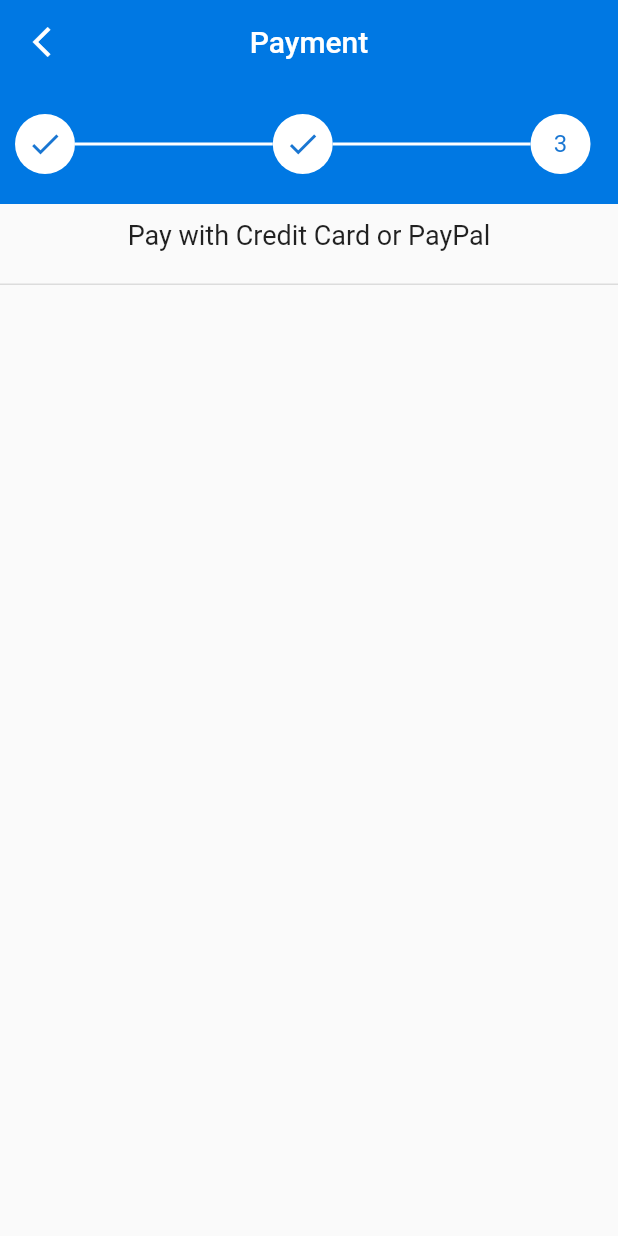
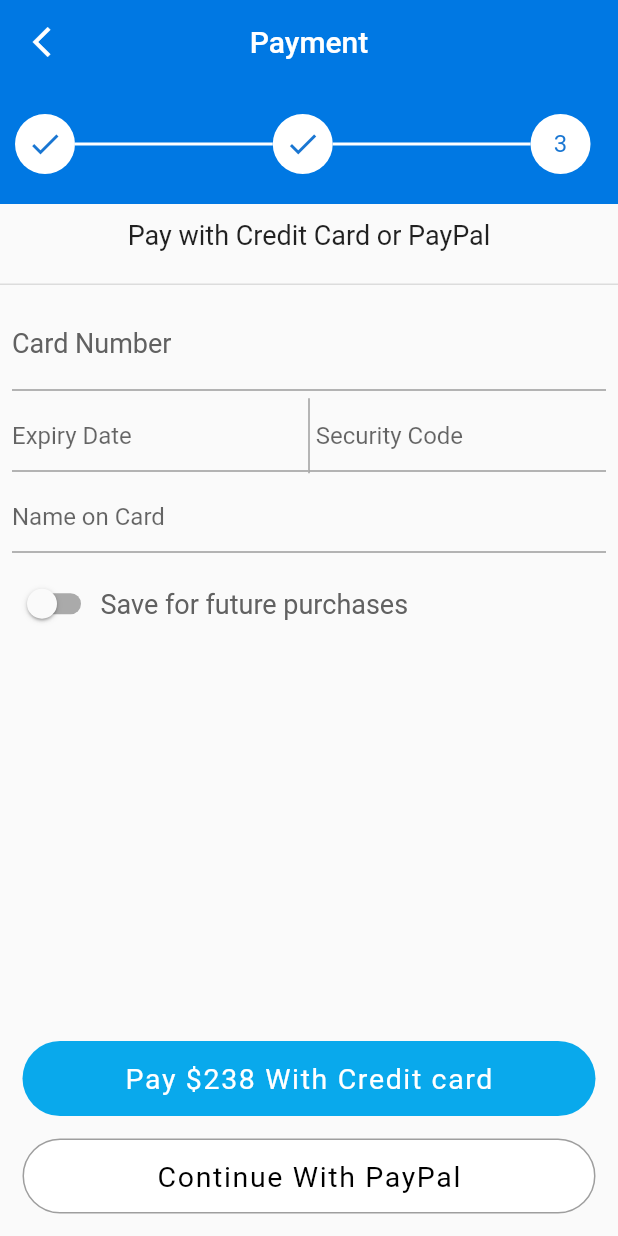
Before and after one commit to Mo0Khaled/Ui-Challenge-Flutter, a Flutter app: the screen it shows after launch, on a phone screen of 412 x 824 dp. Run offline on Flutter 3.47's test engine with Material 2 defaults, Android fonts, the phone set to English and light mode, and no system bars.

Commit message:
payment screen 1 done

```diff
--- a/lib/payment/payment1/payment1.dart
+++ b/lib/payment/payment1/payment1.dart
@@ -1,7 +1,15 @@
 import 'package:flutter/material.dart';
 
-class Payment1 extends StatelessWidget {
+class Payment1 extends StatefulWidget {
   static const routeId = '/payment1';
+
+  @override
+  _Payment1State createState() => _Payment1State();
+}
+
+class _Payment1State extends State<Payment1> {
+  bool isActive = false;
+
   @override
   Widget build(BuildContext context) {
     return Scaffold(
@@ -10,7 +18,8 @@ class Payment1 extends StatelessWidget {
         backgroundColor: Color(0xFF0078e3),
         title: Text("Payment"),
         centerTitle: true,
-        leading: IconButton(icon: Icon(Icons.arrow_back_ios_outlined), onPressed: (){}),
+        leading: IconButton(
+            icon: Icon(Icons.arrow_back_ios_outlined), onPressed: () {}),
       ),
       body: Column(
         children: [
@@ -22,27 +31,151 @@ class Payment1 extends StatelessWidget {
               padding: const EdgeInsets.all(10.0),
               child: Row(
                 children: [
-                  CircleAvatar(child: Icon(Icons.check),backgroundColor: Colors.white,),
+                  CircleAvatar(
+                    child: Icon(Icons.check),
+                    backgroundColor: Colors.white,
+                  ),
                   Container(
                     height: 2,
                     width: MediaQuery.of(context).size.width * 0.32,
                     color: Colors.white,
                   ),
-                  CircleAvatar(child: Icon(Icons.check),backgroundColor: Colors.white,),
+                  CircleAvatar(
+                    child: Icon(Icons.check),
+                    backgroundColor: Colors.white,
+                  ),
                   Container(
                     height: 2,
                     width: MediaQuery.of(context).size.width * 0.32,
                     color: Colors.white,
                   ),
-                  CircleAvatar(child: Text('3'),backgroundColor: Colors.white,),
+                  CircleAvatar(
+                    child: Text('3'),
+                    backgroundColor: Colors.white,
+                  ),
                 ],
               ),
             ),
           ),
-          SizedBox(height: 10,),
-          Text("Pay with Credit Card or PayPal",style: TextStyle(fontSize: 18),),
-          SizedBox(height: 20,),
-          Divider(height: 5,thickness: 1,),
+          SizedBox(
+            height: 10,
+          ),
+          Text(
+            "Pay with Credit Card or PayPal",
+            style: TextStyle(fontSize: 18),
+          ),
+          SizedBox(
+            height: 20,
+          ),
+          Divider(
+            height: 5,
+            thickness: 1,
+          ),
+          Expanded(
+            child: Padding(
+              padding: const EdgeInsets.all(8.0),
+              child: Form(
+                child: Column(
+                  children: [
+                    TextFormField(
+                      decoration: InputDecoration(
+                          hintText: 'Numbers',
+                          hintStyle: TextStyle(
+                            color: Colors.black,
+                            fontSize: 14,
+                          ),
+                          labelText: "Card Number",
+                          labelStyle: TextStyle(
+                            color: Colors.grey.shade700,
+                            fontSize: 18,
+                          )),
+                    ),
+                    Container(
+                      height: 60,
+                      child: Row(
+                        mainAxisAlignment: MainAxisAlignment.spaceBetween,
+                        children: [
+                          Expanded(
+                            child: SizedBox(
+                              width: MediaQuery.of(context).size.width / 2 - 50,
+                              child: TextFormField(
+                                decoration:
+                                    InputDecoration(hintText: 'Expiry Date'),
+                              ),
+                            ),
+                          ),
+                          SizedBox(
+                            height: 50,
+                            width: 1,
+                            child: Container(
+                              color: Colors.grey,
+                            ),
+                          ),
+                          Expanded(
+                            child: SizedBox(
+                              width: MediaQuery.of(context).size.width / 2 - 50,
+                              child: TextFormField(
+                                decoration:
+                                    InputDecoration(hintText: ' Security Code'),
+                              ),
+                            ),
+                          ),
+                        ],
+                      ),
+                    ),
+                    TextFormField(
+                      decoration: InputDecoration(hintText: 'Name on Card'),
+                    ),
+                    SizedBox(
+                      height: 10,
+                    ),
+                    Row(
+                      children: [
+                        Switch(
+                          value: isActive,
+                          onChanged: (value) {
+                            setState(() {
+                              isActive = !isActive;
+                            });
+                          },
+                        ),
+                        Text("Save for future purchases",style: TextStyle(color: Colors.grey.shade700,fontSize: 18),)
+                      ],
+                    ),
+                  ],
+                ),
+              ),
+            ),
+          ),
+          Padding(
+            padding: const EdgeInsets.symmetric(horizontal: 15,vertical: 15),
+            child: Column(
+              children: [
+                Container(
+                  alignment: Alignment.center,
+                  width: double.infinity,
+                  height: 50,
+                  decoration: BoxDecoration(
+                    color: Color(0xFF09a9ec),
+                    borderRadius: BorderRadius.circular(25)
+                  ),
+                  child: Text('Pay \$238 With Credit card',style: TextStyle(color: Colors.white,fontSize: 19,letterSpacing: 1.1),),
+                ),
+                SizedBox(height: 15,),
+                Container(
+                  alignment: Alignment.center,
+                  width: double.infinity,
+                  height: 50,
+                  decoration: BoxDecoration(
+                      color: Colors.white,
+                      borderRadius: BorderRadius.circular(25),
+                    border: Border.all(width: 1,color: Colors.grey)
+                  ),
+                  child: Text('Continue With PayPal',style: TextStyle(color: Colors.black,fontSize: 19,letterSpacing: 1.1),),
+                ),
+              ],
+            ),
+          ),
         ],
       ),
     );
```
